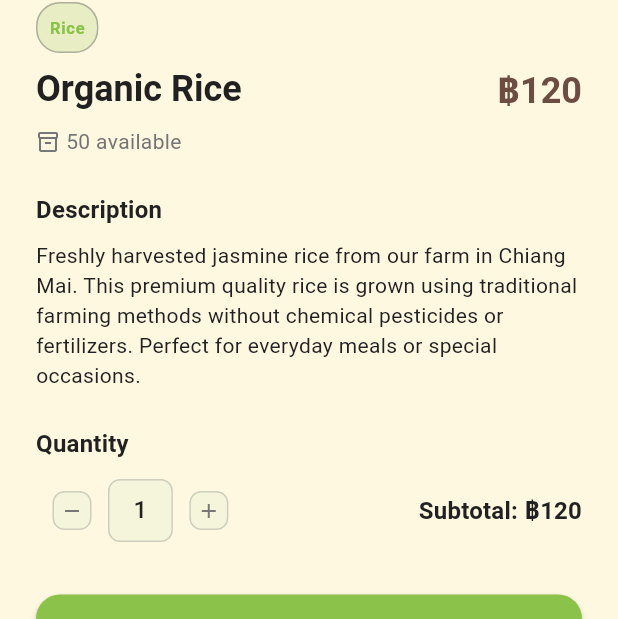
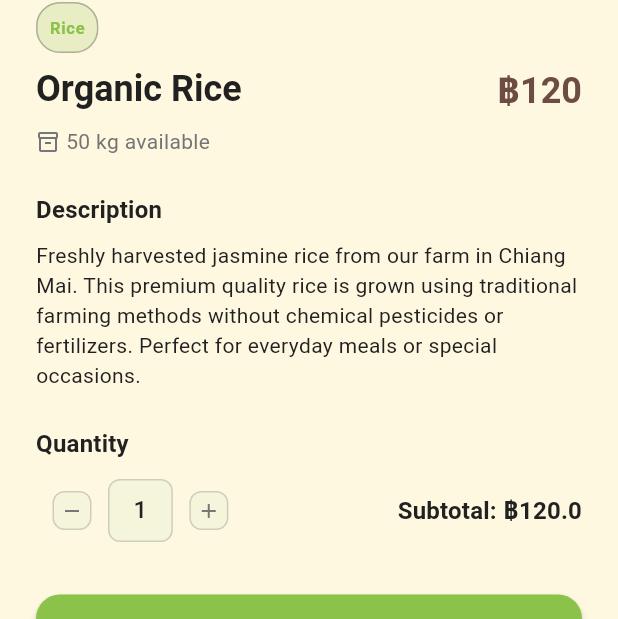
Before and after one commit to PhilixTheExplorer/farm_link, a Flutter app: the ProductDetailView screen opened by its route, on a phone screen of 412 x 824 dp. Shown: the part 484-1103 px from the top of the screen. Run offline on Flutter 3.47's test engine with Material 3 defaults, Android fonts, the phone set to English and light mode, and no system bars; our stand-ins replace flutter_dotenv, go_router, google_fonts; accounts and stored records are empty; network calls fail; Roboto replaces fonts that are missing (Mali, Sarabun).

Commit message:
product details

```diff
--- a/lib/core/router/app_router.dart
+++ b/lib/core/router/app_router.dart
@@ -12,6 +12,7 @@ import '../../screens/impact_tracker_view.dart';
 import '../../screens/profile_settings_view.dart';
 import '../../services/user_service.dart';
 import '../../models/user.dart';
+import '../../models/product.dart';
 
 /// FarmLink App Router Configuration using GoRouter
 class AppRouter {
@@ -56,14 +57,12 @@ class AppRouter {
         path: '/product-upload',
         name: 'product-upload',
         builder: (context, state) => const ProductUploadView(),
-      ),
-
-      // Product Detail Route (with optional product parameter)
+      ), // Product Detail Route (with optional product parameter)
       GoRoute(
         path: '/product-detail',
         name: 'product-detail',
         builder: (context, state) {
-          final product = state.extra as Map<String, dynamic>?;
+          final product = state.extra as Product?;
           return ProductDetailView(product: product);
         },
       ),
--- a/lib/screens/product_detail_view.dart
+++ b/lib/screens/product_detail_view.dart
@@ -3,9 +3,10 @@ import 'package:go_router/go_router.dart';
 import '../components/thai_button.dart';
 import '../core/theme/app_colors.dart';
 import '../core/router/app_router.dart';
+import '../models/product.dart';
 
 class ProductDetailView extends StatefulWidget {
-  final Map<String, dynamic>? product;
+  final Product? product;
 
   const ProductDetailView({super.key, this.product});
 
@@ -18,27 +19,27 @@ class _ProductDetailViewState extends State<ProductDetailView> {
   bool _isPurchased = false;
 
   // Sample product data if none provided
-  final Map<String, dynamic> _defaultProduct = {
-    'imageUrl':
+  final Product _defaultProduct = Product(
+    id: 'sample_1',
+    farmerId: 'farmer_1',
+    title: 'Organic Rice',
+    description:
+        'Freshly harvested jasmine rice from our farm in Chiang Mai. This premium quality rice is grown using traditional farming methods without chemical pesticides or fertilizers. Perfect for everyday meals or special occasions.',
+    price: 120.0,
+    category: ProductCategory.rice,
+    quantity: 50,
+    unit: 'kg',
+    imageUrl:
         'https://images.unsplash.com/photo-1603833665858-e61d17a86224?ixlib=rb-1.2.1&auto=format&fit=crop&w=1350&q=80',
-    'title': 'Organic Rice',
-    'price': '120',
-    'description':
-        'Freshly harvested jasmine rice from our farm in Chiang Mai. This premium quality rice is grown using traditional farming methods without chemical pesticides or fertilizers. Perfect for everyday meals or special occasions.',
-    'category': 'Rice',
-    'stock': 50,
-    'farmer': {
-      'name': 'Somchai',
-      'location': 'Chiang Mai',
-      'phone': '+66 81 234 5678',
-      'email': 'somchai@farmlink.com',
-    },
-  };
+    status: ProductStatus.available,
+    createdDate: DateTime.now(),
+    orderCount: 0,
+  );
 
-  Map<String, dynamic> get _product => widget.product ?? _defaultProduct;
+  Product get _product => widget.product ?? _defaultProduct;
 
   void _incrementQuantity() {
-    if (_quantity < _product['stock']) {
+    if (_quantity < _product.quantity) {
       setState(() {
         _quantity++;
       });
@@ -57,7 +58,7 @@ class _ProductDetailViewState extends State<ProductDetailView> {
     // Simulate adding to cart
     ScaffoldMessenger.of(context).showSnackBar(
       SnackBar(
-        content: Text('${_quantity}x ${_product['title']} added to cart'),
+        content: Text('${_quantity}x ${_product.title} added to cart'),
         backgroundColor: AppColors.ricePaddyGreen,
         action: SnackBarAction(
           label: 'VIEW CART',
@@ -79,7 +80,7 @@ class _ProductDetailViewState extends State<ProductDetailView> {
   @override
   Widget build(BuildContext context) {
     final theme = Theme.of(context);
-    final subtotal = int.parse(_product['price']) * _quantity;
+    final subtotal = _product.price * _quantity;
 
     return Scaffold(
       body: CustomScrollView(
@@ -89,10 +90,7 @@ class _ProductDetailViewState extends State<ProductDetailView> {
             expandedHeight: 300,
             pinned: true,
             flexibleSpace: FlexibleSpaceBar(
-              background: Image.network(
-                _product['imageUrl'],
-                fit: BoxFit.cover,
-              ),
+              background: Image.network(_product.imageUrl, fit: BoxFit.cover),
             ),
             leading: IconButton(
               icon: Container(
@@ -144,7 +142,7 @@ class _ProductDetailViewState extends State<ProductDetailView> {
                 children: [
                   // Category Chip
                   Chip(
-                    label: Text(_product['category']),
+                    label: Text(_product.categoryDisplayName),
                     backgroundColor: AppColors.ricePaddyGreen.withOpacity(0.2),
                     labelStyle: theme.textTheme.labelSmall?.copyWith(
                       color: AppColors.ricePaddyGreen,
@@ -162,14 +160,14 @@ class _ProductDetailViewState extends State<ProductDetailView> {
                     children: [
                       Expanded(
                         child: Text(
-                          _product['title'],
+                          _product.title,
                           style: theme.textTheme.headlineSmall?.copyWith(
                             fontWeight: FontWeight.bold,
                           ),
                         ),
                       ),
                       Text(
-                        '฿${_product['price']}',
+                        '฿${_product.price.toStringAsFixed(0)}',
                         style: theme.textTheme.headlineSmall?.copyWith(
                           color: AppColors.tamarindBrown,
                           fontWeight: FontWeight.bold,
@@ -190,7 +188,7 @@ class _ProductDetailViewState extends State<ProductDetailView> {
                       ),
                       const SizedBox(width: 4),
                       Text(
-                        '${_product['stock']} available',
+                        '${_product.quantity} ${_product.unit} available',
                         style: theme.textTheme.bodyMedium?.copyWith(
                           color: AppColors.palmAshGray,
                         ),
@@ -208,10 +206,7 @@ class _ProductDetailViewState extends State<ProductDetailView> {
                     ),
                   ),
                   const SizedBox(height: 8),
-                  Text(
-                    _product['description'],
-                    style: theme.textTheme.bodyMedium,
-                  ),
+                  Text(_product.description, style: theme.textTheme.bodyMedium),
 
                   const SizedBox(height: 24),
 
@@ -249,14 +244,14 @@ class _ProductDetailViewState extends State<ProductDetailView> {
                                   crossAxisAlignment: CrossAxisAlignment.start,
                                   children: [
                                     Text(
-                                      _product['farmer']['name'],
+                                      'Farmer Info',
                                       style: theme.textTheme.titleMedium
                                           ?.copyWith(
                                             fontWeight: FontWeight.bold,
                                           ),
                                     ),
                                     Text(
-                                      _product['farmer']['location'],
+                                      'Farmer ID: ${_product.farmerId}',
                                       style: theme.textTheme.bodyMedium
                                           ?.copyWith(
                                             color: AppColors.palmAshGray,
@@ -275,7 +270,7 @@ class _ProductDetailViewState extends State<ProductDetailView> {
                                   icon: const Icon(Icons.phone),
                                   label: const Text('Call'),
                                   onPressed: () {
-                                    // Call farmer
+                                    // Call farmer - would need farmer service
                                   },
                                   style: OutlinedButton.styleFrom(
                                     foregroundColor: AppColors.tamarindBrown,
@@ -294,7 +289,7 @@ class _ProductDetailViewState extends State<ProductDetailView> {
                                   icon: const Icon(Icons.email),
                                   label: const Text('Email'),
                                   onPressed: () {
-                                    // Email farmer
+                                    // Email farmer - would need farmer service
                                   },
                                   style: OutlinedButton.styleFrom(
                                     foregroundColor: AppColors.tamarindBrown,
```
